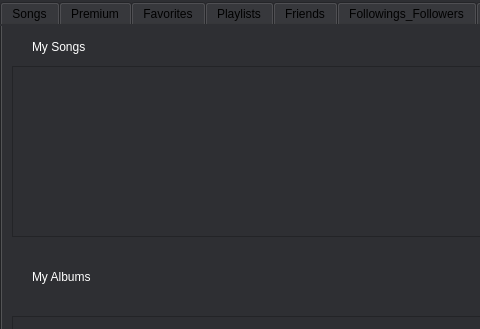
Old version of the form premium.ui in the repository Mahrokh-M/Spotify; both pictures show x 0 to 480 and y 0 to 329 of the 1552 by 733 pixel window.
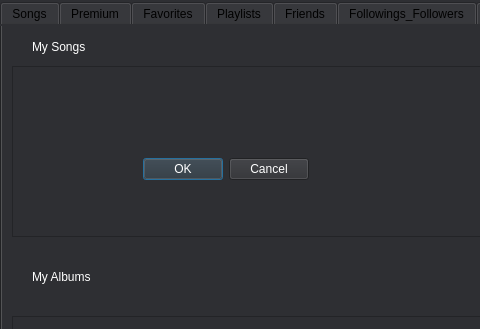
New version of the form. The open tabs and pages were chosen to show the change.

The edit to the form file:
```diff
--- a/premium.ui
+++ b/premium.ui
@@ -2020,6 +2020,19 @@
         <height>169</height>
        </rect>
       </property>
+      <widget class="QDialogButtonBox" name="buttonBox">
+       <property name="geometry">
+        <rect>
+         <x>130</x>
+         <y>90</y>
+         <width>166</width>
+         <height>24</height>
+        </rect>
+       </property>
+       <property name="standardButtons">
+        <set>QDialogButtonBox::Cancel|QDialogButtonBox::Ok</set>
+       </property>
+      </widget>
      </widget>
     </widget>
     <widget class="QLabel" name="myAlbums_label">
```
Left out of the diff: 4 changed lines with no effect on the pictures.
